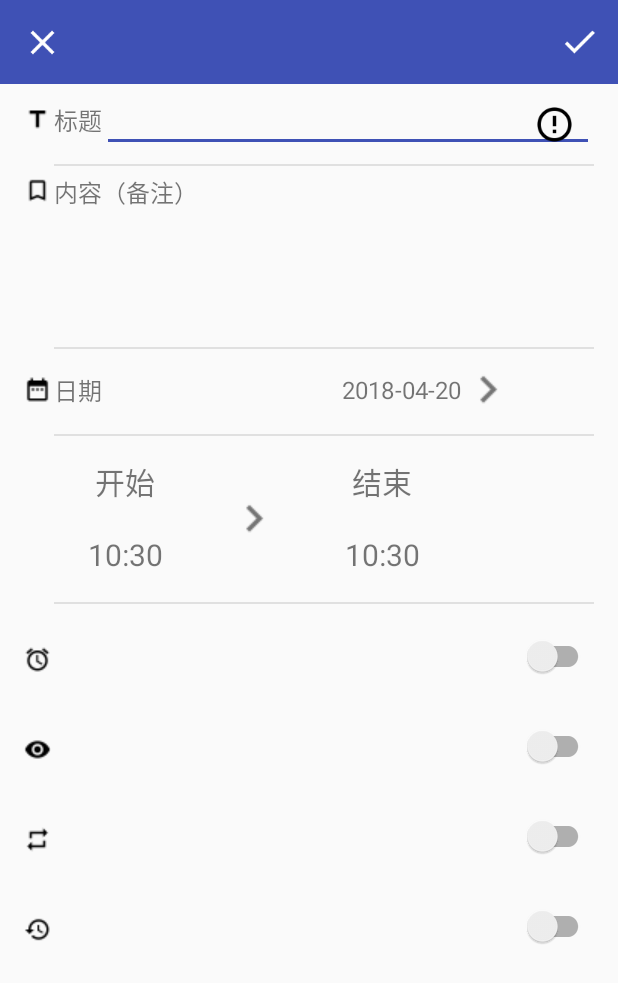
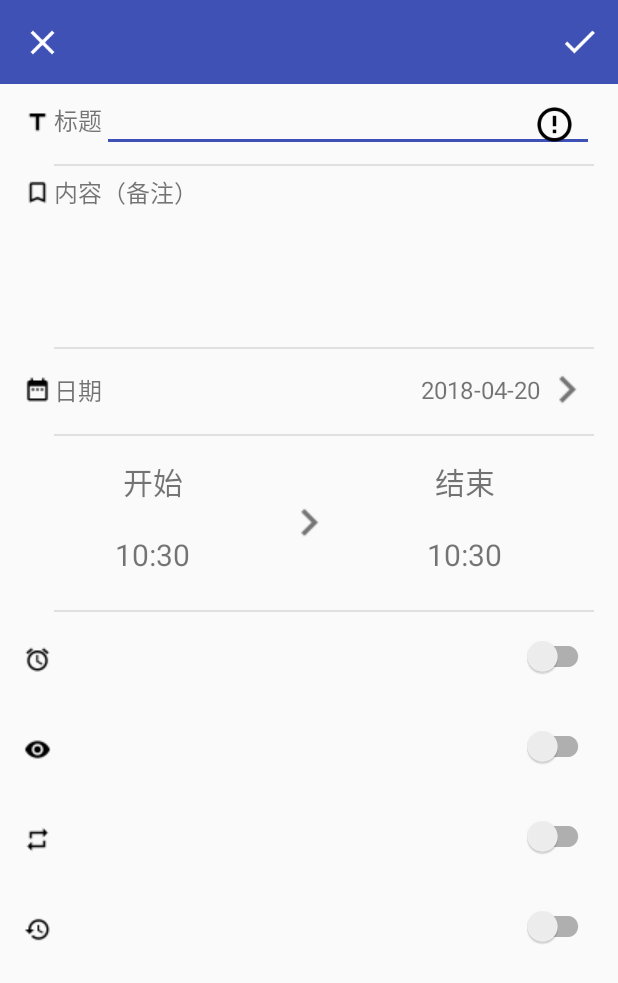
Before and after one commit to 264dormitory/android, an Android app: the CreateTaskActivity screen opened directly, with no data from a screen before it, on a phone screen of 412 x 824 dp. Shown: the top 983 px of the screen. Run offline under Robolectric (Android 15) with nearby library versions, the phone set to English and light mode, and no system bars; libraries missing offline, so code that uses them is left out: com.bigkoo.pickerview, com.rey.material, io.blackbox_vision.materialcalendarview; plain views replace Switch; 18 statements that could not run were skipped.

Commit message:
初次美化杨界面

```diff
--- a/ClatClatter/app/src/main/res/layout/create_task.xml
+++ b/ClatClatter/app/src/main/res/layout/create_task.xml
@@ -42,6 +42,7 @@
                 android:layout_width="wrap_content"
                 android:layout_height="wrap_content"
                 android:layout_marginRight="2dp"
+                android:layout_marginTop="2dp"
                 android:src="@drawable/ic_title"
                 android:layout_gravity="center"/>
             <TextView
@@ -109,7 +110,7 @@
             android:layout_width="wrap_content"
             android:layout_height="wrap_content"
             android:layout_marginRight="2dp"
-            android:layout_marginTop="2dp"
+            android:layout_marginTop="3dp"
             android:src="@drawable/ic_bookmark"
             android:layout_gravity="top"/>
         <LinearLayout
@@ -181,7 +182,7 @@
                 android:textSize="16sp"
                 android:gravity="right"
                 android:layout_gravity="center_vertical"
-                android:layout_marginLeft="160dp"/>
+                android:layout_weight="1"/>
             <ImageView
                 android:layout_width="wrap_content"
                 android:layout_height="wrap_content"
@@ -211,14 +212,15 @@
         <!--下面的容器包含开始容器，图片和结束容器-->
         <LinearLayout
             android:layout_width="match_parent"
-            android:layout_height="100dp"
+            android:layout_height="105dp"
             android:orientation="horizontal">
             <!--下面容器为开始容器-->
             <LinearLayout
                 android:layout_width="135dp"
                 android:layout_height="match_parent"
                 android:orientation="vertical"
-                android:id="@+id/time_start">
+                android:id="@+id/time_start"
+                android:layout_weight="0.8">
                 <TextView
                     xmlns:liming="http://schemas.android.com/apk/res/com.jacklee.clatclatter"
                     android:layout_width="wrap_content"
@@ -247,7 +249,8 @@
                 android:layout_width="135dp"
                 android:layout_height="match_parent"
                 android:orientation="vertical"
-                android:id="@+id/time_end">
+                android:id="@+id/time_end"
+                android:layout_weight="0.8">
                 <TextView
                     xmlns:liming="http://schemas.android.com/apk/res/com.jacklee.clatclatter"
                     android:layout_width="wrap_content"
```
Also changed, not shown: ClatClatter/app/src/main/java/com/jacklee/clatclatter/Model_Select.java (+15 -14 lines), ClatClatter/app/src/main/res/layout/clock_home_page.xml (+33 -17 lines), ClatClatter/app/src/main/res/drawable-xhdpi/ic_left.png (added), ClatClatter/app/src/main/res/drawable-xhdpi/ic_ring.png (added), ClatClatter/app/src/main/res/drawable-xhdpi/sureimage.png (added).
